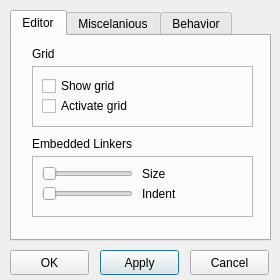
Old version of the form unreal/trunk/qrgui/mainwindow/preferencesDialog.ui in the repository qreal/qreal.
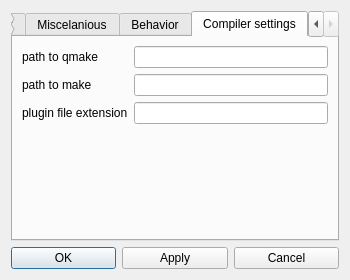
New version of the form. The open tabs and pages were chosen to show the change.

What changed in the file:
```diff
--- a/unreal/trunk/qrgui/mainwindow/preferencesDialog.ui
+++ b/unreal/trunk/qrgui/mainwindow/preferencesDialog.ui
@@ -6,60 +6,28 @@
    <rect>
     <x>0</x>
     <y>0</y>
-    <width>280</width>
+    <width>350</width>
     <height>280</height>
    </rect>
   </property>
   <property name="minimumSize">
    <size>
-    <width>280</width>
+    <width>350</width>
     <height>280</height>
    </size>
   </property>
   <property name="maximumSize">
    <size>
-    <width>280</width>
+    <width>350</width>
     <height>280</height>
    </size>
   </property>
   <property name="windowTitle">
    <string>Dialog</string>
   </property>
-  <widget class="QPushButton" name="applyButton">
-   <property name="geometry">
-    <rect>
-     <x>100</x>
-     <y>250</y>
-     <width>79</width>
-     <height>25</height>
-    </rect>
-   </property>
-   <property name="text">
-    <string>Apply</string>
-   </property>
-  </widget>
-  <widget class="QPushButton" name="okButton">
-   <property name="geometry">
-    <rect>
-     <x>10</x>
-     <y>250</y>
-     <width>79</width>
-     <height>25</height>
-    </rect>
-   </property>
-   <property name="text">
-    <string>OK</string>
-   </property>
-  </widget>
+  <layout class="QGridLayout" name="gridLayout_2">
+   <item row="0" column="0" colspan="3">
   <widget class="QTabWidget" name="preferenciesTabWidget">
-   <property name="geometry">
-    <rect>
-     <x>10</x>
-     <y>10</y>
-     <width>261</width>
-     <height>231</height>
-    </rect>
-   </property>
    <property name="currentIndex">
     <number>1</number>
    </property>
@@ -449,20 +417,80 @@
      </property>
     </widget>
    </widget>
-  </widget>
+     <widget class="QWidget" name="tab_2">
+      <attribute name="title">
+       <string>Compiler settings</string>
+      </attribute>
+      <layout class="QGridLayout" name="gridLayout">
+       <item row="0" column="1">
+        <widget class="QLineEdit" name="pathToQmake"/>
+       </item>
+       <item row="1" column="1">
+        <widget class="QLineEdit" name="pathToMake"/>
+       </item>
+       <item row="2" column="1">
+        <widget class="QLineEdit" name="pluginExtension"/>
+       </item>
+       <item row="0" column="0">
+        <widget class="QLabel" name="label_9">
+         <property name="text">
+          <string>path to qmake</string>
+         </property>
+        </widget>
+       </item>
+       <item row="1" column="0">
+        <widget class="QLabel" name="label_10">
+         <property name="text">
+          <string>path to make</string>
+         </property>
+        </widget>
+       </item>
+       <item row="2" column="0">
+        <widget class="QLabel" name="label_11">
+         <property name="text">
+          <string>plugin file extension</string>
+         </property>
+        </widget>
+       </item>
+       <item row="3" column="1">
+        <spacer name="verticalSpacer">
+         <property name="orientation">
+          <enum>Qt::Vertical</enum>
+         </property>
+         <property name="sizeHint" stdset="0">
+          <size>
+           <width>20</width>
+           <height>40</height>
+          </size>
+         </property>
+        </spacer>
+       </item>
+      </layout>
+     </widget>
+    </widget>
+   </item>
+   <item row="1" column="0">
+    <widget class="QPushButton" name="okButton">
+     <property name="text">
+      <string>OK</string>
+     </property>
+    </widget>
+   </item>
+   <item row="1" column="1">
+    <widget class="QPushButton" name="applyButton">
+     <property name="text">
+      <string>Apply</string>
+     </property>
+    </widget>
+   </item>
+   <item row="1" column="2">
   <widget class="QPushButton" name="cancelButton">
-   <property name="geometry">
-    <rect>
-     <x>190</x>
-     <y>250</y>
-     <width>79</width>
-     <height>25</height>
-    </rect>
-   </property>
    <property name="text">
     <string>Cancel</string>
    </property>
   </widget>
+   </item>
+  </layout>
  </widget>
  <resources/>
  <connections/>
```
Left out of the diff: 2 changed lines with no effect on the pictures. Lines whose indentation alone changed are shown as unchanged.
